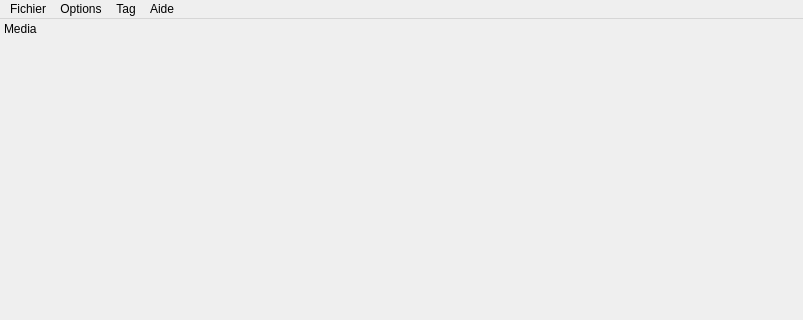
The window that src/main/ui_main_window.ui (leroy-anthony/weshtunotes) describes before a commit, drawn with Qt 5; both pictures show x 0 to 803 and y 0 to 320 of the 803 by 704 pixel window.
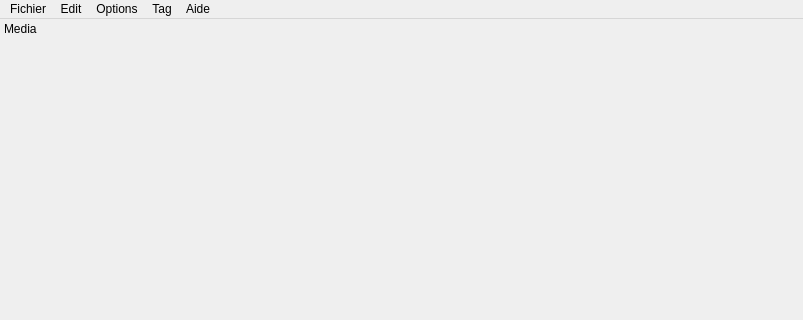
The same window after the commit.

Patch:
```diff
--- a/src/main/ui_main_window.ui
+++ b/src/main/ui_main_window.ui
@@ -540,7 +540,14 @@
     </property>
     <addaction name="actionCustomize"/>
    </widget>
+   <widget class="QMenu" name="menuEdit">
+    <property name="title">
+     <string>Edit</string>
+    </property>
+    <addaction name="actionPaste"/>
+   </widget>
    <addaction name="menuFichier"/>
+   <addaction name="menuEdit"/>
    <addaction name="menuOptions"/>
    <addaction name="menuTag"/>
    <addaction name="menuAide"/>
```
Left out of the diff: 11 changed lines with no effect on the pictures.
